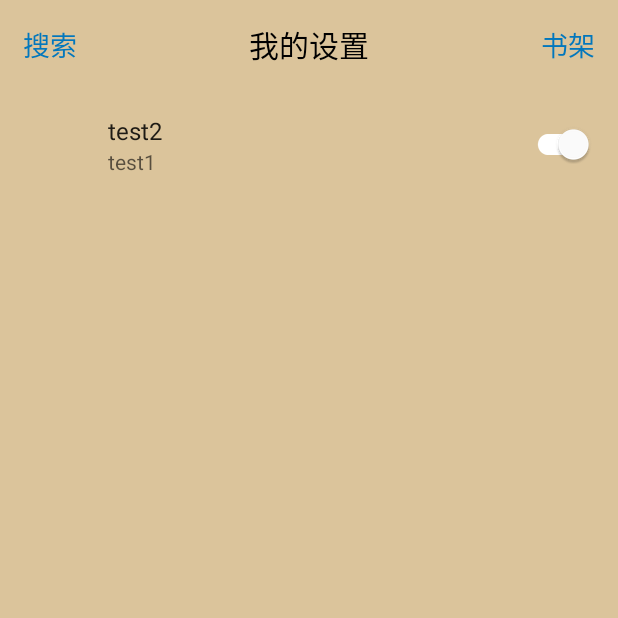
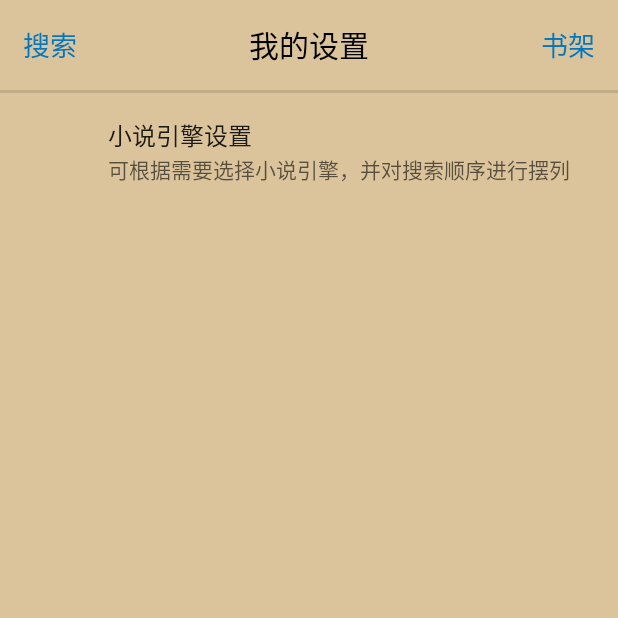
Before and after one commit to AndreiTang/ppreader2, an Android app: the screen it shows after launch (MockActivity2), on a phone screen of 412 x 824 dp, the top half of it. Run offline under Robolectric (Android 15) with nearby library versions, the phone set to English and light mode, and no system bars; our stand-ins replace RxJava, androidx.preference; libraries missing offline, so code that uses them is left out: com.jakewharton.rxbinding2; Roboto replaces fonts that are not available here; 2 statements that could not run were skipped.

Commit message:
seeting page

```diff
--- a/app/build.gradle
+++ b/app/build.gradle
@@ -4,7 +4,7 @@ android {
     compileSdkVersion 27
     defaultConfig {
         applicationId "org.andrei.ppreader"
-        minSdkVersion 21
+        minSdkVersion 24
         targetSdkVersion 27
         versionCode 1
         versionName "1.0"
--- a/app/src/main/java/org/andrei/ppreader/ui/fragment/PPReaderSettingFragment.java
+++ b/app/src/main/java/org/andrei/ppreader/ui/fragment/PPReaderSettingFragment.java
@@ -3,6 +3,7 @@ package org.andrei.ppreader.ui.fragment;
 import android.os.Bundle;
 import android.support.annotation.Nullable;
 import android.support.v4.app.Fragment;
+import android.support.v7.preference.Preference;
 import android.support.v7.preference.PreferenceFragmentCompat;
 import android.view.LayoutInflater;
 import android.view.View;
@@ -80,5 +81,7 @@ public class PPReaderSettingFragment extends Fragment {
 
     }
 
+
+
     private IPPReaderTaskNotification m_notification;
 }
--- /dev/null
+++ b/app/src/main/java/org/andrei/ppreader/ui/fragment/preference/PPReaderNovelEnginePreference.java
@@ -0,0 +1,31 @@
+package org.andrei.ppreader.ui.fragment.preference;
+
+import android.content.Context;
+import android.support.v7.preference.DialogPreference;
+import android.util.AttributeSet;
+
+import org.andrei.ppreader.R;
+
+public class PPReaderNovelEnginePreference extends DialogPreference {
+    public PPReaderNovelEnginePreference(Context context, AttributeSet attrs, int defStyleAttr, int defStyleRes) {
+        super(context, attrs, defStyleAttr, defStyleRes);
+    }
+
+    public PPReaderNovelEnginePreference(Context context, AttributeSet attrs, int defStyleAttr) {
+        super(context, attrs, defStyleAttr);
+    }
+
+    public PPReaderNovelEnginePreference(Context context, AttributeSet attrs) {
+        super(context, attrs);
+    }
+
+    public PPReaderNovelEnginePreference(Context context) {
+        super(context);
+    }
+
+    @Override
+    public int getDialogLayoutResource() {
+        return R.layout.view_ppreader_novelengine_setting;
+    }
+
+}
--- a/app/src/main/res/layout/fragment_ppreader_setting.xml
+++ b/app/src/main/res/layout/fragment_ppreader_setting.xml
@@ -10,6 +10,10 @@
     <include
         layout="@layout/view_main_item_title_bar"
         />
+    <LinearLayout
+        android:background="#1f000000"
+        android:layout_width="match_parent"
+        android:layout_height="2dp"/>
 
 
     <FrameLayout
--- a/app/src/main/res/values/strings.xml
+++ b/app/src/main/res/values/strings.xml
@@ -18,6 +18,8 @@
     <string name="novel_setting_title">我的设置</string>
     <string name="novel_setting_search">搜索</string>
     <string name="novel_setting_list">书架</string>
+    <string name="novel_setting_engine_title">小说引擎设置</string>
+    <string name="novel_setting_engine_summary">可根据需要选择小说引擎，并对搜索顺序进行摆列</string>
 
     <string name="novel_type_ing">连载</string>
     <string name="novel_type_over">完结</string>
--- /dev/null
+++ b/app/src/main/res/xml/view_ppreader_setting.xml
@@ -0,0 +1,13 @@
+<?xml version="1.0" encoding="utf-8"?>
+<android.support.v7.preference.PreferenceScreen
+    xmlns:android="http://schemas.android.com/apk/res/android">
+
+
+    <org.andrei.ppreader.ui.fragment.preference.PPReaderNovelEnginePreference
+        android:key="key"
+        android:title="@string/novel_setting_engine_title"
+        android:summary="@string/novel_setting_engine_summary"
+        />
+
+
+</android.support.v7.preference.PreferenceScreen>
```
Also changed, not shown: app/src/main/java/org/andrei/ppreader/MainActivity.java (+83 -32 lines), app/src/main/java/org/andrei/ppreader/ui/fragment/PPReaderMainFragment.java (+14 -0 lines), app/src/main/java/org/andrei/ppreader/ui/fragment/PPReaderPreferenceFragment.java (+31 -1 lines), app/src/main/java/org/andrei/ppreader/ui/fragment/preference/PPReaderNovelEngineDialog.java (added, +10 -0 lines), app/src/main/res/layout/view_ppreader_novelengine_setting.xml (added, +9 -0 lines).
